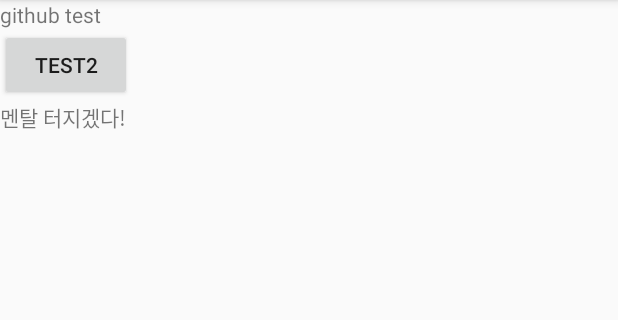
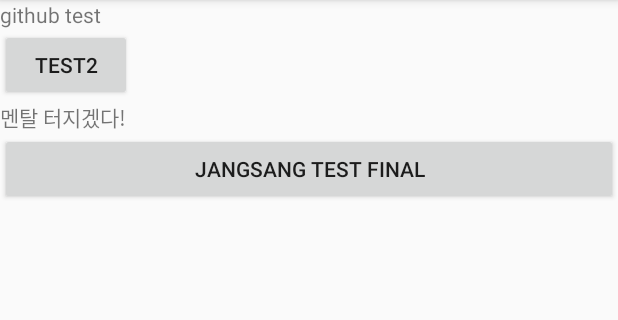
Before and after one commit to CPotential/graduationProject, an Android app: the screen it shows after launch (MainActivity), on a phone screen of 412 x 824 dp, the part 84-404 px from its top. Run offline under Robolectric (Android 15) with nearby library versions, the phone set to English and light mode, and no system bars.

Commit message:
jangsang test final

```diff
--- a/app/src/main/res/layout/main.xml
+++ b/app/src/main/res/layout/main.xml
@@ -29,4 +29,10 @@
         android:layout_height="wrap_content"
         android:text="멘탈 터지겠다!"/>
 
+    <Button
+        android:id="@+id/button2"
+        android:layout_width="match_parent"
+        android:layout_height="wrap_content"
+        android:text="jangsang test final" />
+
 </LinearLayout>
```
